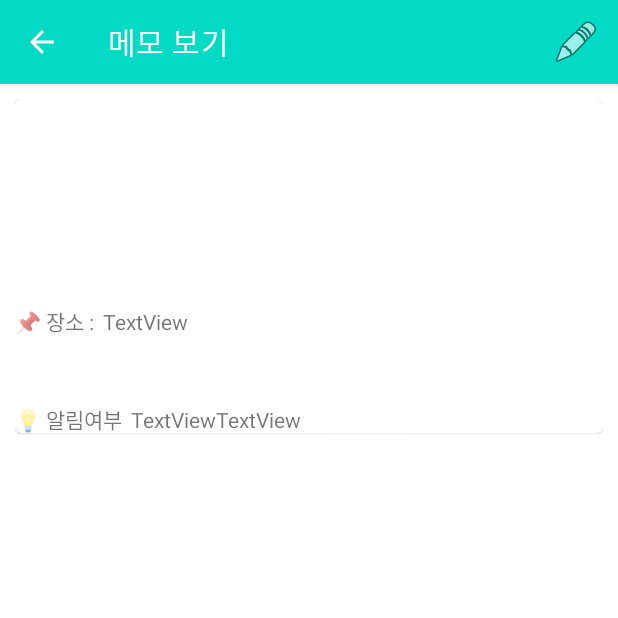
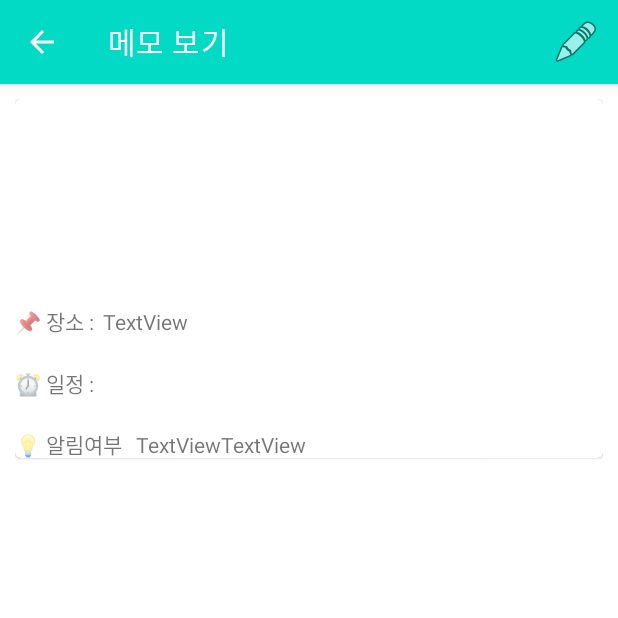
Before and after one commit to WallGGom/MapmO, an Android app: the ViewNote screen opened directly, with no data from a screen before it, on a phone screen of 412 x 824 dp, the top half of it. Run offline under Robolectric (Android 15) with nearby library versions, the phone set to English and light mode, and no system bars; pictures from the network do not load; 1 statement that could not run was skipped.

Commit message:
S03P31D203-73 | Update Memo View | 엄희관

```diff
--- a/MapmO/app/src/main/res/layout/content_view_note.xml
+++ b/MapmO/app/src/main/res/layout/content_view_note.xml
@@ -70,26 +70,34 @@
 
             <TableRow
                 android:layout_width="match_parent"
-                android:layout_height="match_parent"
+                android:layout_height="wrap_content"
                 android:layout_gravity="left"
+                android:layout_marginTop="20dp"
+                android:layout_marginBottom="20dp"
                 android:gravity="left">
+
+                <TextView
+                    android:id="@+id/textView2"
+                    android:layout_width="wrap_content"
+                    android:layout_height="wrap_content"
+                    android:text="⏰ 일정 : " />
 
                 <TextView
                     android:id="@+id/readDateTv"
                     android:layout_width="wrap_content"
                     android:layout_height="wrap_content"
-                    android:layout_marginTop="10dp"
-                    android:layout_marginLeft="0dp"
+                    android:layout_marginRight="5dp"
                     android:text=""
-                    android:textAppearance="@style/TextAppearance.AppCompat.Medium" />
+                    android:textAppearance="@style/TextAppearance.AppCompat.Medium"
+                    android:textSize="14sp" />
 
                 <TextView
                     android:id="@+id/readTimeTv"
                     android:layout_width="wrap_content"
                     android:layout_height="wrap_content"
-                    android:layout_margin="@dimen/margin_10"
                     android:text=""
-                    android:textAppearance="@style/TextAppearance.AppCompat.Medium" />
+                    android:textAppearance="@style/TextAppearance.AppCompat.Medium"
+                    android:textSize="14sp" />
             </TableRow>
 
             <TableRow
@@ -100,7 +108,7 @@
                     android:id="@+id/textViewAlarm"
                     android:layout_width="wrap_content"
                     android:layout_height="match_parent"
-                    android:text="💡 알림여부" />
+                    android:text="💡 알림여부 " />
 
                 <TextView
                     android:id="@+id/readAlarmTime"
```
